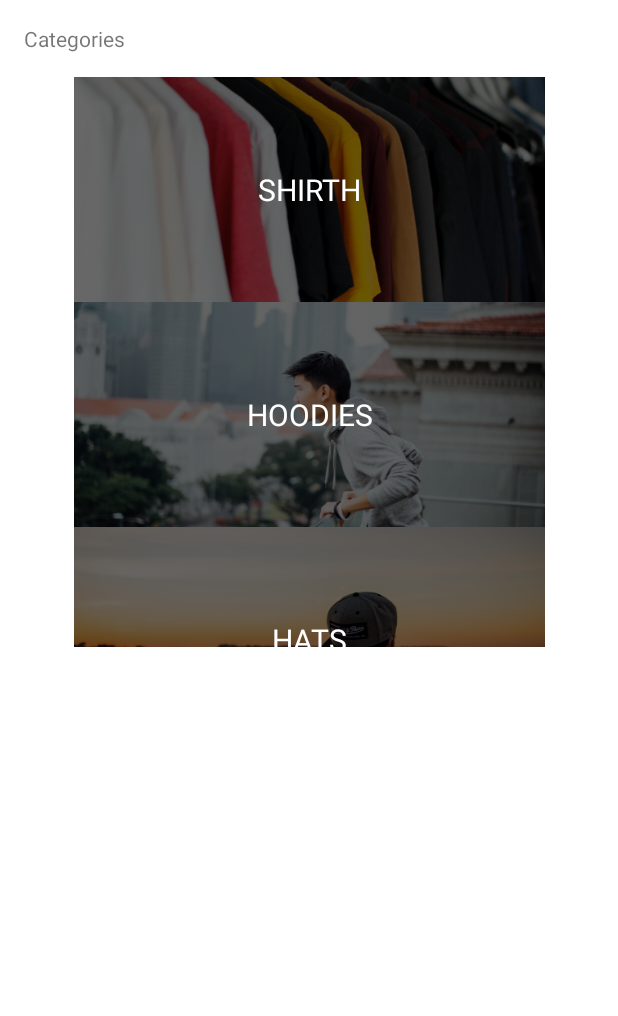
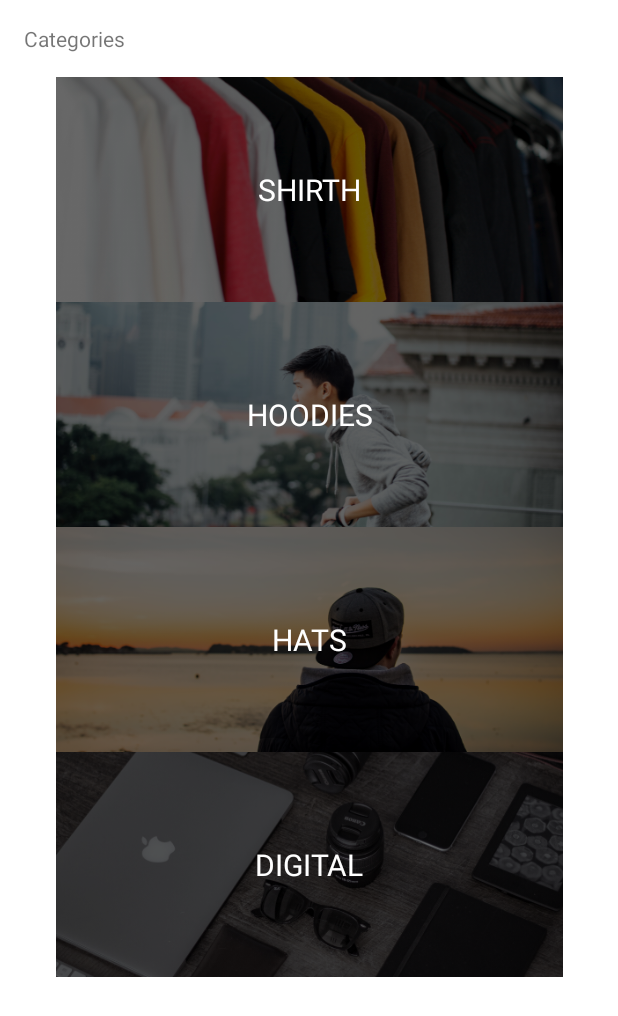
Before and after one commit to nick4402/CoderSwag, an Android app: the screen it shows after launch (MainActivity), on a phone screen of 412 x 824 dp. Shown: the top 1016 px of the screen. Run offline under Robolectric (Android 15) with nearby library versions, the phone set to English and light mode, and no system bars.

Commit message:
edit layout

```diff
--- a/app/src/main/res/layout/activity_main.xml
+++ b/app/src/main/res/layout/activity_main.xml
@@ -18,8 +18,8 @@
 
     <androidx.recyclerview.widget.RecyclerView
         android:id="@+id/categoryList"
-        android:layout_width="314dp"
-        android:layout_height="380dp"
+        android:layout_width="338dp"
+        android:layout_height="672dp"
         android:layout_marginStart="16dp"
         android:layout_marginTop="16dp"
         android:layout_marginEnd="16dp"
--- a/app/src/main/res/layout/category_list_item.xml
+++ b/app/src/main/res/layout/category_list_item.xml
@@ -9,6 +9,8 @@
         android:id="@+id/categoryImage"
         android:layout_width="0dp"
         android:layout_height="150dp"
+        android:layout_marginTop="32dp"
+        android:layout_marginBottom="32dp"
         android:scaleType="centerCrop"
         app:layout_constraintBottom_toBottomOf="parent"
         app:layout_constraintEnd_toEndOf="parent"
```
